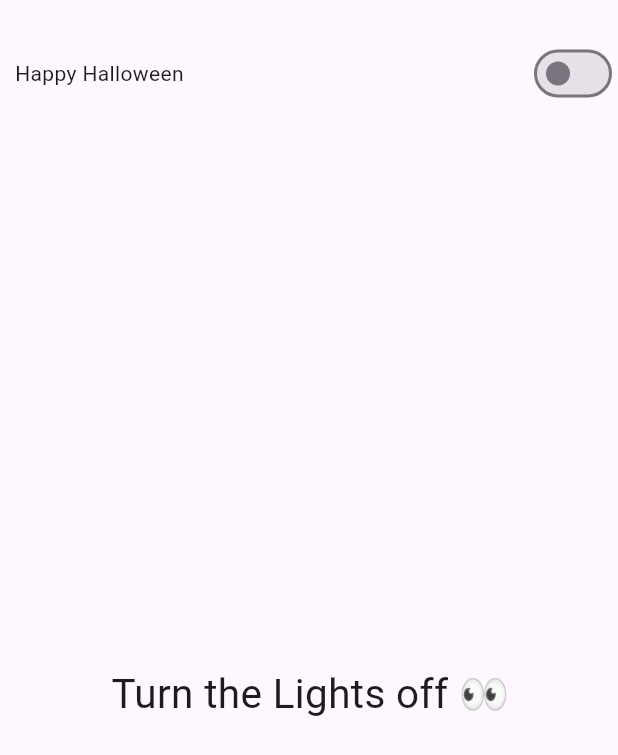
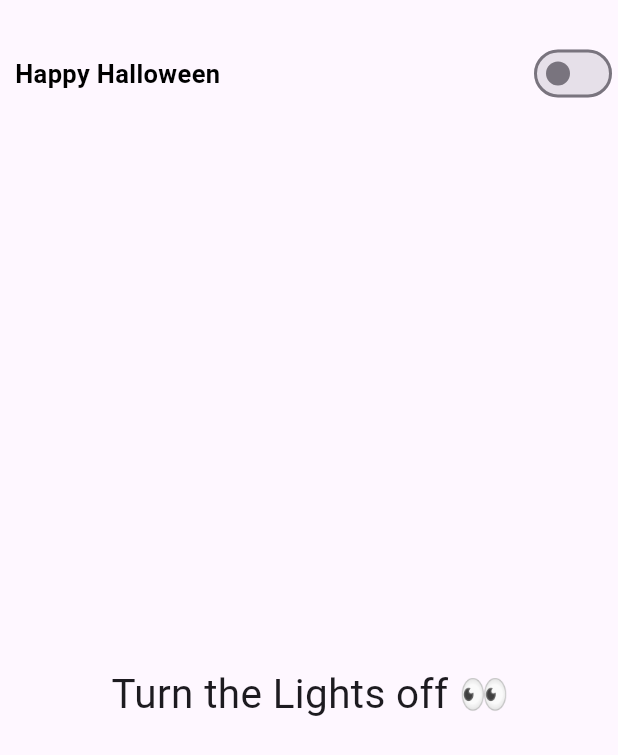
Before and after one commit to Amjadyabroudi128/halloween, a Flutter app: the screen it shows after launch, on a phone screen of 412 x 824 dp. Shown: the top 755 px of the screen. Run offline on Flutter 3.47's test engine with Material 3 defaults, Android fonts, the phone set to English and light mode, and no system bars.

Commit message:
textStyle

```diff
--- a/lib/home/homePage.dart
+++ b/lib/home/homePage.dart
@@ -31,7 +31,9 @@ class _MyHomePageState extends State<MyHomePage> {
                   children: [
                     Padding(
                       padding: const EdgeInsets.all(8.0),
-                      child: Text(happy),
+                      child: Text(happy, style:
+                      TextStyle(fontSize: 17, fontWeight: FontWeight.bold,
+                          color: widget.isDarkMode ? Colors.purple : Colors.black ),),
                     ),
                     Spacer(),
                     SwitchHalloween(widget: widget),
```
